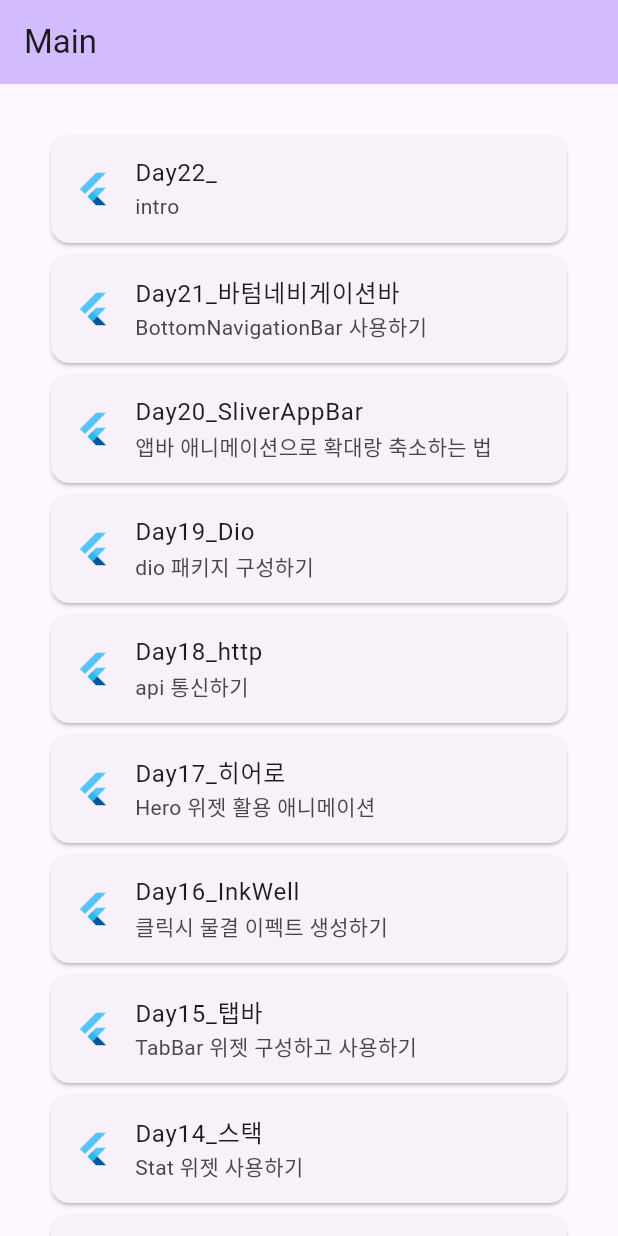
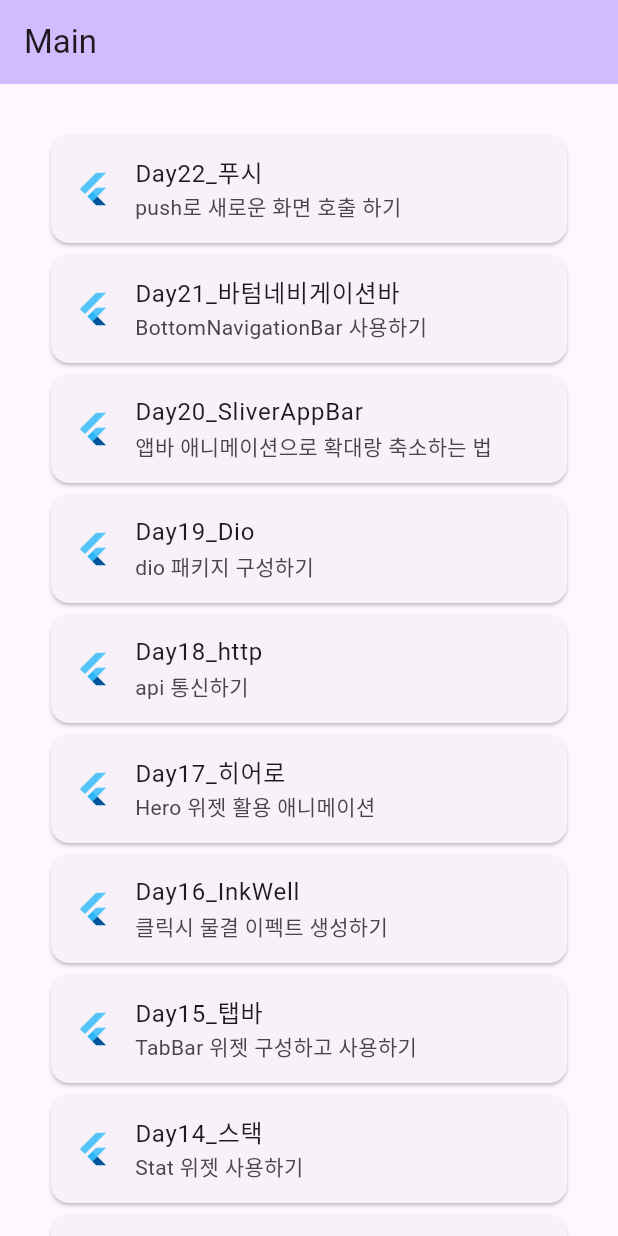
Before and after one commit to junselee42/flutter_study, a Flutter app: the screen it shows after launch, on a phone screen of 412 x 824 dp. Run offline on Flutter 3.47's test engine with Material 2 defaults, Android fonts, the phone set to English and light mode, and no system bars; our stand-ins replace dio.

Commit message:
update: updated ex21

```diff
--- a/lib/main.dart
+++ b/lib/main.dart
@@ -46,8 +46,8 @@ class _MyHomePageState extends State<MyHomePage> {
           Card(
             child: ListTile(
               leading: const FlutterLogo(),
-              title: const Text('Day22_'),
-              subtitle: const Text('intro'),
+              title: const Text('Day22_푸시'),
+              subtitle: const Text('push로 새로운 화면 호출 하기'),
               hoverColor: Colors.purple,
               onTap: () {
                 Navigator.of(context).pushNamed('/twentysecond');
--- a/lib/router/pages/twentytwo.dart
+++ b/lib/router/pages/twentytwo.dart
@@ -1,4 +1,5 @@
 import 'package:flutter/material.dart';
+import 'twentyone.dart';
 
 class TwentyTwoPage extends StatefulWidget {
   const TwentyTwoPage({super.key});
@@ -15,7 +16,16 @@ class _TwentyTwoPageState extends State<TwentyTwoPage> {
       appBar: AppBar(
         title: Text(widget.toString()),
       ),
-      body: Container(),
+      body: Center(
+        child: ElevatedButton(
+          child: Text('Day21로'),
+          onPressed: (){
+            Navigator.push(
+              context, MaterialPageRoute(builder: (context)=> const TwentyOnePage())
+            );
+          },
+        ),
+      ),
     );
   }
 }
```
